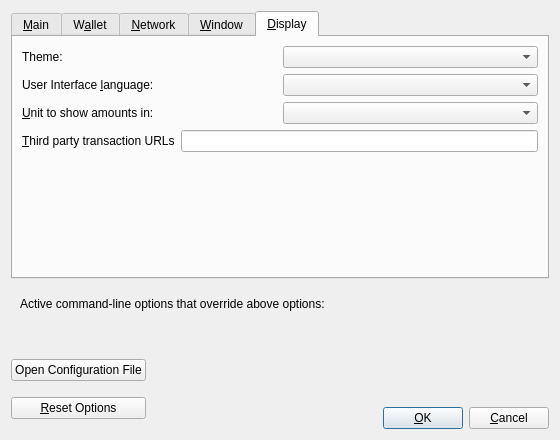
Old version of the form src/qt/forms/optionsdialog.ui in the repository deeponion/deeponion.
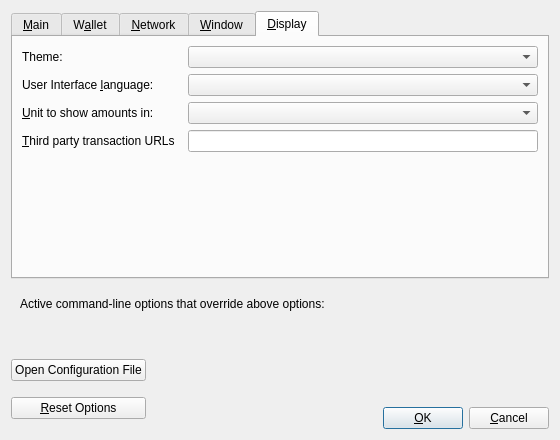
New version of the form. The open tabs and pages were chosen to show the change. Custom widgets are drawn as their Qt base class.

Commit message: fixed size issue

Patch:
```diff
--- a/src/qt/forms/optionsdialog.ui
+++ b/src/qt/forms/optionsdialog.ui
@@ -568,6 +568,18 @@
          </item>
          <item>
           <widget class="QValueComboBox" name="theme">
+           <property name="sizePolicy">
+            <sizepolicy hsizetype="Fixed" vsizetype="Fixed">
+             <horstretch>0</horstretch>
+             <verstretch>0</verstretch>
+            </sizepolicy>
+           </property>
+           <property name="minimumSize">
+            <size>
+             <width>350</width>
+             <height>0</height>
+            </size>
+           </property>
            <property name="toolTip">
             <string>The user interface language can be set here. This setting will take effect after restarting DeepOnion.</string>
            </property>
@@ -592,6 +604,18 @@
          </item>
          <item>
           <widget class="QValueComboBox" name="lang">
+           <property name="sizePolicy">
+            <sizepolicy hsizetype="Fixed" vsizetype="Fixed">
+             <horstretch>0</horstretch>
+             <verstretch>0</verstretch>
+            </sizepolicy>
+           </property>
+           <property name="minimumSize">
+            <size>
+             <width>350</width>
+             <height>0</height>
+            </size>
+           </property>
            <property name="toolTip">
             <string>The user interface language can be set here. This setting will take effect after restarting %1.</string>
            </property>
@@ -601,6 +625,9 @@
        </item>
        <item>
         <layout class="QHBoxLayout" name="horizontalLayout_2_Display">
+         <property name="sizeConstraint">
+          <enum>QLayout::SetDefaultConstraint</enum>
+         </property>
          <item>
           <widget class="QLabel" name="unitLabel">
            <property name="text">
@@ -616,6 +643,18 @@
          </item>
          <item>
           <widget class="QValueComboBox" name="unit">
+           <property name="sizePolicy">
+            <sizepolicy hsizetype="Fixed" vsizetype="Fixed">
+             <horstretch>0</horstretch>
+             <verstretch>0</verstretch>
+            </sizepolicy>
+           </property>
+           <property name="minimumSize">
+            <size>
+             <width>350</width>
+             <height>0</height>
+            </size>
+           </property>
            <property name="toolTip">
             <string>Choose the default subdivision unit to show in the interface and when sending coins.</string>
            </property>
@@ -640,6 +679,18 @@
          </item>
          <item>
           <widget class="QLineEdit" name="thirdPartyTxUrls">
+           <property name="sizePolicy">
+            <sizepolicy hsizetype="Fixed" vsizetype="Fixed">
+             <horstretch>0</horstretch>
+             <verstretch>0</verstretch>
+            </sizepolicy>
+           </property>
+           <property name="minimumSize">
+            <size>
+             <width>350</width>
+             <height>0</height>
+            </size>
+           </property>
            <property name="toolTip">
             <string>Third party URLs (e.g. a block explorer) that appear in the transactions tab as context menu items. %s in the URL is replaced by transaction hash. Multiple URLs are separated by vertical bar |.</string>
            </property>
```
The commit also changes 1 other file.
